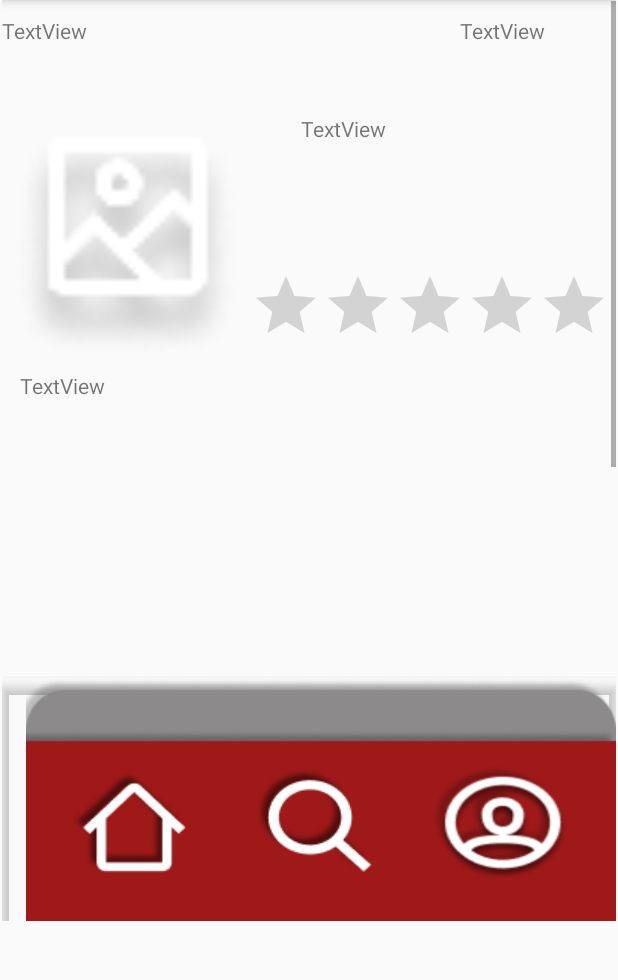
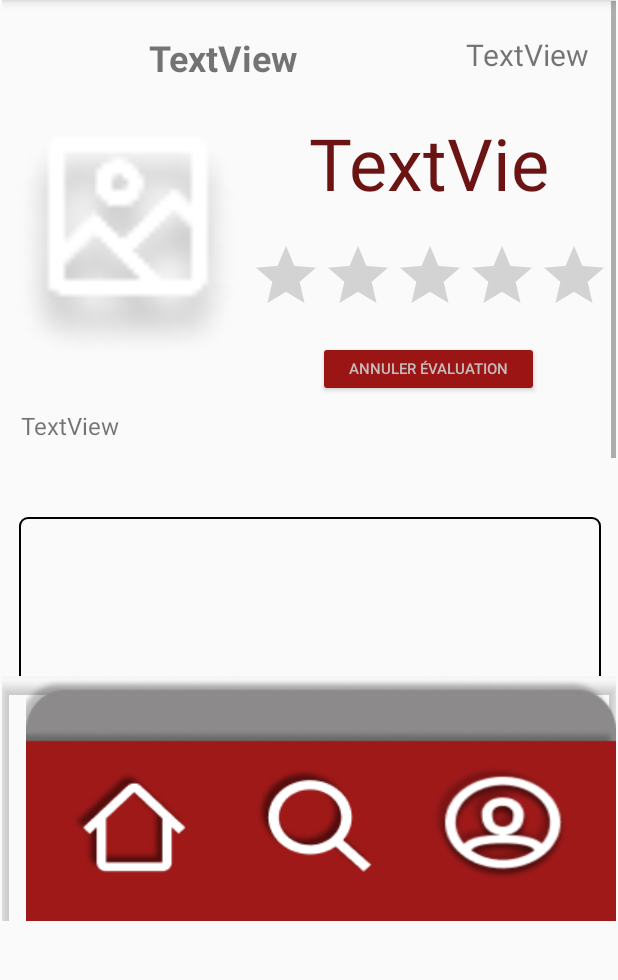
Before and after one commit to AlexW1993/clientandroid, an Android app: the VuePageJeu screen opened through its navigation route, on a phone screen of 412 x 824 dp, the part 244-1224 px from its top. Run offline under Robolectric (Android 15) with nearby library versions, the phone set to English and light mode, and no system bars.

Commit message:
bouton annuler evaluation, correction annee sortie, validation sort commentaire, correction layout jeu

```diff
--- a/ClientAndroid-Critika/app/src/main/java/com/tp/clientandroid_critika/Domaine/entité/JeuVideo.kt
+++ b/ClientAndroid-Critika/app/src/main/java/com/tp/clientandroid_critika/Domaine/entité/JeuVideo.kt
@@ -12,7 +12,7 @@ class JeuVideo(
     var plateforme: String? = "",
     var genre: String? = "",
     var modeJeu: String? = "",
-    var anneSortie: Int = 1999,
+    var anneeSortie: Int = 1999,
     var listeCommentaires: MutableList<Commentaire>? = null,
     var listeEvaluations: MutableList<Evaluation>? = null
 ) {
@@ -44,7 +44,7 @@ class JeuVideo(
      * @return (String) la chîne de caractères
      */
     override fun toString(): String {
-        return "JeuVideo(id='$id', nom='$nom', description='$description', plateforme='$plateforme', genre='$genre', modeJeu='$modeJeu', anneSortie=$anneSortie, listeCommentaires=$listeCommentaires, listeEvaluations=$listeEvaluations)"
+        return "JeuVideo(id='$id', nom='$nom', description='$description', plateforme='$plateforme', genre='$genre', modeJeu='$modeJeu', anneSortie=$anneeSortie, listeCommentaires=$listeCommentaires, listeEvaluations=$listeEvaluations)"
     }
 
 
--- a/ClientAndroid-Critika/app/src/main/java/com/tp/clientandroid_critika/Présentation/présenteur/PrésentateurPageJeu.kt
+++ b/ClientAndroid-Critika/app/src/main/java/com/tp/clientandroid_critika/Présentation/présenteur/PrésentateurPageJeu.kt
@@ -42,17 +42,20 @@ class PrésentateurPageJeu(var _vue: VuePageJeu) :
      * La méthode cherche les informations du jeu selectionné
      */
     override fun chercherInformationJeuSelectionné() {
-        _modèle?.jeuSelectionné?.listeCommentaires?.sortBy { it.dateHeure }
-        var listeCommentaire: MutableList<Commentaire>? = arrayListOf()
-        listeCommentaire =
-            _modèle?.jeuSelectionné?.listeCommentaires?.reversed() as MutableList<Commentaire>?
-        _modèle?.jeuSelectionné?.listeCommentaires = listeCommentaire
+        if (_modèle?.jeuSelectionné?.listeCommentaires?.size != 0) {
+            _modèle?.jeuSelectionné?.listeCommentaires?.sortBy { it.dateHeure }
+            var listeCommentaire: MutableList<Commentaire>? = arrayListOf()
+            listeCommentaire =
+                _modèle?.jeuSelectionné?.listeCommentaires?.reversed() as MutableList<Commentaire>?
+            _modèle?.jeuSelectionné?.listeCommentaires = listeCommentaire
+        }
         _modèle?.utilisateur?.id?.let {
             _vue?.affichageInformationJeuSelecionné(
                 _modèle?.jeuSelectionné,
                 it
             )
         }
+
     }
 
     /**
--- a/ClientAndroid-Critika/app/src/main/java/com/tp/clientandroid_critika/Présentation/vue/VuePageJeu.kt
+++ b/ClientAndroid-Critika/app/src/main/java/com/tp/clientandroid_critika/Présentation/vue/VuePageJeu.kt
@@ -1,7 +1,5 @@
 package com.tp.clientandroid_critika.Présentation.vue
 
-import android.app.Application
-import android.content.Context
 import android.os.Build
 import android.os.Bundle
 import androidx.fragment.app.Fragment
@@ -104,7 +102,7 @@ class VuePageJeu : Fragment(), IContratPrésentateurVuePageJeu.IVuePageJeu {
         var nomImage = jeu?.nom?.replace(' ', '_')?.replace('.', '_')?.replace('-', '_')?.lowercase()
         var drawableId: Int = getResources().getIdentifier(nomImage, "drawable", context?.packageName)
         _titreJeu?.text = jeu?.nom
-        _anneeJeu?.text = jeu?.anneSortie.toString()
+        _anneeJeu?.text = jeu?.anneeSortie.toString()
         _moyenneJeu?.text = jeu?.calculerMoyenneEvaluation().toString()
         _imageJeu?.setImageResource(drawableId)
         _descriptionJeu?.text = jeu?.description
--- /dev/null
+++ b/ClientAndroid-Critika/app/src/main/res/drawable/conteneur_recycler.xml
@@ -0,0 +1,6 @@
+<?xml version="1.0" encoding="utf-8"?>
+<shape xmlns:android="http://schemas.android.com/apk/res/android">
+    android:shape="rectangle">
+    <stroke android:color="@color/black" android:width="1dp"/>
+    <corners android:radius="5dp" />
+</shape>
--- a/ClientAndroid-Critika/app/src/main/res/layout/fragment_page_jeu.xml
+++ b/ClientAndroid-Critika/app/src/main/res/layout/fragment_page_jeu.xml
@@ -52,7 +52,10 @@
                 android:layout_width="295dp"
                 android:layout_height="55dp"
                 android:layout_marginTop="10dp"
+                android:gravity="center"
                 android:text="TextView"
+                android:textSize="24sp"
+                android:textStyle="bold"
                 app:layout_constraintStart_toStartOf="parent"
                 app:layout_constraintTop_toTopOf="parent" />
 
@@ -61,7 +64,10 @@
                 android:layout_width="169dp"
                 android:layout_height="74dp"
                 android:layout_marginTop="10dp"
+                android:gravity="center"
                 android:text="TextView"
+                android:textColor="#6C1313"
+                android:textSize="48sp"
                 app:layout_constraintEnd_toEndOf="parent"
                 app:layout_constraintStart_toEndOf="@+id/image_jeu"
                 app:layout_constraintTop_toBottomOf="@+id/titre_jeu" />
@@ -70,7 +76,7 @@
                 android:id="@+id/ratingBar_jeu"
                 android:layout_width="237dp"
                 android:layout_height="57dp"
-                android:layout_marginTop="30dp"
+                android:layout_marginTop="10dp"
                 app:layout_constraintEnd_toEndOf="parent"
                 app:layout_constraintStart_toEndOf="@+id/image_jeu"
                 app:layout_constraintTop_toBottomOf="@+id/moyenne_jeu" />
@@ -80,7 +86,9 @@
                 android:layout_width="89dp"
                 android:layout_height="51dp"
                 android:layout_marginTop="10dp"
+                android:gravity="center"
                 android:text="TextView"
+                android:textSize="20sp"
                 app:layout_constraintEnd_toEndOf="parent"
                 app:layout_constraintHorizontal_bias="0.407"
                 app:layout_constraintStart_toEndOf="@+id/titre_jeu"
@@ -88,26 +96,46 @@
 
             <TextView
                 android:id="@+id/description_jeu"
-                android:layout_width="386dp"
-                android:layout_height="71dp"
+                android:layout_width="387dp"
+                android:layout_height="62dp"
                 android:layout_marginStart="10dp"
-                android:layout_marginTop="10dp"
+                android:layout_marginTop="8dp"
                 android:layout_marginEnd="10dp"
                 android:text="TextView"
+                android:textSize="16sp"
+                app:layout_constraintEnd_toEndOf="parent"
+                app:layout_constraintHorizontal_bias="1.0"
+                app:layout_constraintStart_toStartOf="parent"
+                app:layout_constraintTop_toBottomOf="@+id/button_annuler_evaluation" />
+
+            <RelativeLayout
+                android:id="@+id/relativeLayout"
+                android:layout_width="388dp"
+                android:layout_height="202dp"
+                android:layout_marginTop="10dp"
+                android:background="@drawable/conteneur_recycler"
+                android:orientation="vertical"
                 app:layout_constraintEnd_toEndOf="parent"
                 app:layout_constraintStart_toStartOf="parent"
-                app:layout_constraintTop_toBottomOf="@+id/ratingBar_jeu" />
+                app:layout_constraintTop_toBottomOf="@+id/description_jeu">
 
                 <androidx.recyclerview.widget.RecyclerView
                     android:id="@+id/commentaires_jeu"
                     android:layout_width="384dp"
                     android:layout_height="208dp"
+                    android:layout_alignParentStart="true"
+                    android:layout_alignParentTop="true"
+                    android:layout_alignParentEnd="true"
+                    android:layout_alignParentBottom="true"
                     android:layout_marginStart="10dp"
-                android:layout_marginTop="8dp"
+                    android:layout_marginTop="10dp"
                     android:layout_marginEnd="10dp"
+                    android:layout_marginBottom="10dp"
+                    android:scrollbars="horizontal"
                     app:layout_constraintEnd_toEndOf="parent"
-                app:layout_constraintStart_toStartOf="parent"
-                app:layout_constraintTop_toBottomOf="@+id/description_jeu" />
+                    app:layout_constraintStart_toStartOf="parent" />
+
+            </RelativeLayout>
 
             <EditText
                 android:id="@+id/saisie_commentaire"
@@ -119,19 +147,35 @@
                 android:hint="Commentaire"
                 android:inputType="textPersonName"
                 app:layout_constraintStart_toStartOf="parent"
-                app:layout_constraintTop_toBottomOf="@+id/commentaires_jeu" />
+                app:layout_constraintTop_toBottomOf="@+id/relativeLayout" />
 
             <ImageButton
                 android:id="@+id/bouton_envoie_commentaire"
+                android:layout_width="51dp"
+                android:layout_height="58dp"
+                android:layout_marginTop="10dp"
                 android:background="?selectableItemBackgroundBorderless"
                 android:scaleType="fitXY"
-                android:layout_width="51dp"
-                android:layout_height="58dp"
-                android:layout_marginTop="40dp"
                 android:src="@drawable/sends"
                 app:layout_constraintEnd_toEndOf="parent"
                 app:layout_constraintStart_toEndOf="@+id/saisie_commentaire"
-                app:layout_constraintTop_toBottomOf="@+id/commentaires_jeu" />
+                app:layout_constraintTop_toBottomOf="@+id/relativeLayout" />
+
+            <Button
+                android:id="@+id/button_annuler_evaluation"
+                android:layout_width="147dp"
+                android:layout_height="37dp"
+                android:layout_marginTop="10dp"
+                android:backgroundTint="#9C1515"
+                android:shadowColor="#877E7E"
+                android:shadowDx="-4"
+                android:shadowDy="-4"
+                android:text="Annuler évaluation"
+                android:textColor="#C6BCBC"
+                android:textSize="10sp"
+                app:layout_constraintEnd_toEndOf="parent"
+                app:layout_constraintStart_toEndOf="@+id/image_jeu"
+                app:layout_constraintTop_toBottomOf="@+id/ratingBar_jeu" />
 
         </androidx.constraintlayout.widget.ConstraintLayout>
     </ScrollView><com.google.android.material.appbar.AppBarLayout
```
Also changed, not shown: 1 other file. Lines whose indentation alone changed are shown as unchanged.
